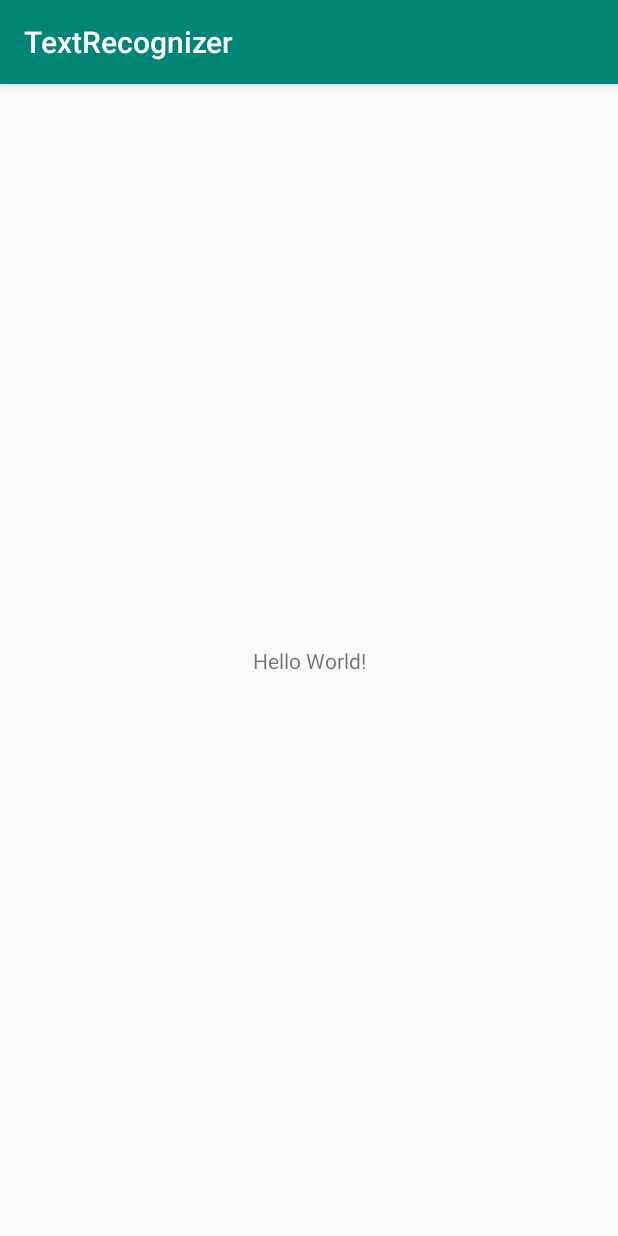
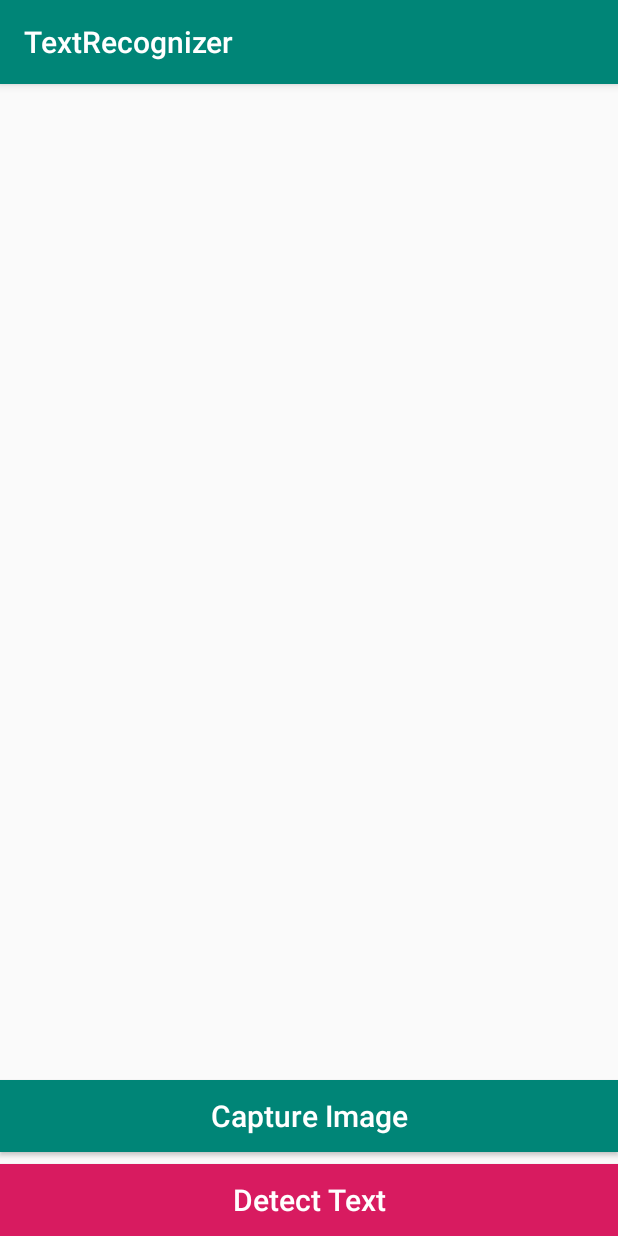
Before and after one commit to SubramanyahPiktorlabs/OCR, an Android app: the screen it shows after launch (MainActivity), on a phone screen of 412 x 824 dp. Run offline under Robolectric (Android 15) with nearby library versions, the phone set to English and light mode, and no system bars.

Commit message:
added camera functionality to take picure

```diff
--- a/app/src/main/java/com/piktorlabs/textrecognizer/MainActivity.java
+++ b/app/src/main/java/com/piktorlabs/textrecognizer/MainActivity.java
@@ -2,13 +2,56 @@ package com.piktorlabs.textrecognizer;
 
 import androidx.appcompat.app.AppCompatActivity;
 
+import android.content.Intent;
+import android.graphics.Bitmap;
 import android.os.Bundle;
+import android.provider.MediaStore;
+import android.view.View;
+import android.widget.Button;
+import android.widget.ImageView;
+import android.widget.TextView;
 
 public class MainActivity extends AppCompatActivity {
+
+    private ImageView imageView;
+    private Button captureImage, selectImage, detectText;
+    private TextView detectedText;
+    static final int REQUEST_IMAGE_CAPTURE = 1;
+    private Bitmap imageBitmap;
 
     @Override
     protected void onCreate(Bundle savedInstanceState) {
         super.onCreate(savedInstanceState);
         setContentView(R.layout.activity_main);
+
+        captureImage = findViewById(R.id.capture_image);
+        detectText = findViewById(R.id.detect_text);
+        imageView = findViewById(R.id.image_view);
+        detectedText = findViewById(R.id.image_text);
+
+        captureImage.setOnClickListener(new View.OnClickListener(){
+            @Override
+            public void onClick(View v) {
+                dispatchTakePictureIntent();
+                detectedText.setText("");
+            }
+        });
+    }
+    private void dispatchTakePictureIntent() {
+        Intent takePictureIntent = new Intent(MediaStore.ACTION_IMAGE_CAPTURE);
+        if (takePictureIntent.resolveActivity(getPackageManager()) != null) {
+            startActivityForResult(takePictureIntent, REQUEST_IMAGE_CAPTURE);
+        }
+    }
+
+    @Override
+    protected void onActivityResult(int requestCode, int resultCode, Intent data) {
+        super.onActivityResult(requestCode, resultCode, data);
+
+        if (requestCode == REQUEST_IMAGE_CAPTURE && resultCode == RESULT_OK) {
+            Bundle extras = data.getExtras();
+            imageBitmap = (Bitmap) extras.get("data");
+            imageView.setImageBitmap(imageBitmap);
+        }
     }
 }
--- a/app/src/main/res/layout/activity_main.xml
+++ b/app/src/main/res/layout/activity_main.xml
@@ -1,18 +1,60 @@
 <?xml version="1.0" encoding="utf-8"?>
-<androidx.constraintlayout.widget.ConstraintLayout xmlns:android="http://schemas.android.com/apk/res/android"
+<RelativeLayout xmlns:android="http://schemas.android.com/apk/res/android"
     xmlns:app="http://schemas.android.com/apk/res-auto"
     xmlns:tools="http://schemas.android.com/tools"
     android:layout_width="match_parent"
     android:layout_height="match_parent"
     tools:context=".MainActivity">
 
+    <ImageView
+        android:id="@+id/image_view"
+        android:layout_width="match_parent"
+        android:scaleType="fitXY"
+        android:layout_height="400dp"></ImageView>
+
     <TextView
-        android:layout_width="wrap_content"
+        android:id="@+id/image_text"
+        android:layout_width="match_parent"
         android:layout_height="wrap_content"
-        android:text="Hello World!"
-        app:layout_constraintBottom_toBottomOf="parent"
-        app:layout_constraintLeft_toLeftOf="parent"
-        app:layout_constraintRight_toRightOf="parent"
-        app:layout_constraintTop_toTopOf="parent" />
+        android:layout_below="@+id/image_view"
+        android:text=""
+        android:textSize="15dp"
+        android:maxLines="5"
+        android:layout_margin="10dp"></TextView>
 
-</androidx.constraintlayout.widget.ConstraintLayout>
+    <Button
+        android:id="@+id/capture_image"
+        android:layout_width="match_parent"
+        android:layout_height="wrap_content"
+        android:text="Capture Image"
+        android:layout_above="@+id/detect_text"
+        android:textAllCaps="false"
+        android:background="@color/colorPrimary"
+        android:textColor="@android:color/white"
+        android:textSize="20dp"
+        android:layout_marginBottom="8dp"></Button>
+    <!--    <Button-->
+    <!--        android:id="@+id/select_image"-->
+    <!--        android:layout_width="match_parent"-->
+    <!--        android:layout_height="wrap_content"-->
+    <!--        android:text="Select Image"-->
+    <!--        android:layout_above="@+id/detect_text"-->
+    <!--        android:textAllCaps="false"-->
+    <!--        android:background="@color/colorPrimary"-->
+    <!--        android:textColor="@android:color/white"-->
+    <!--        android:textSize="20dp"-->
+    <!--        android:layout_marginBottom="8dp"></Button>-->
+
+    <Button
+        android:id="@+id/detect_text"
+        android:layout_width="match_parent"
+        android:layout_height="wrap_content"
+        android:text="Detect Text"
+        android:layout_alignParentBottom="true"
+        android:textAllCaps="false"
+        android:background="@color/colorAccent"
+        android:textColor="@android:color/white"
+        android:textSize="20dp"></Button>
+
+
+</RelativeLayout>
```
